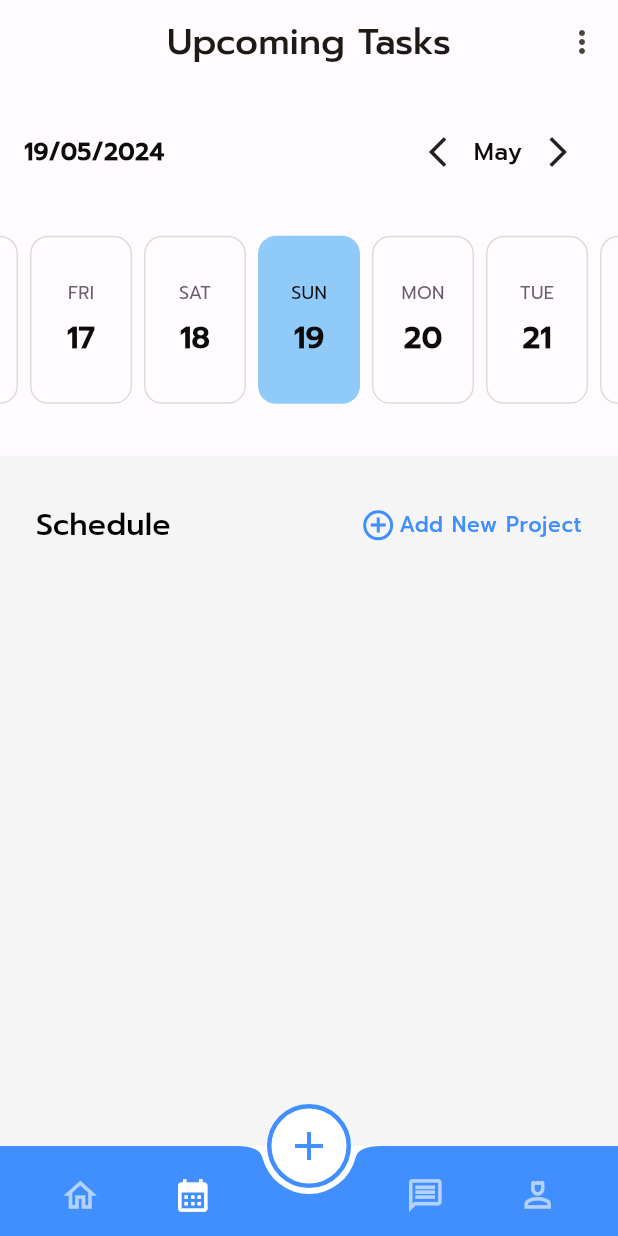
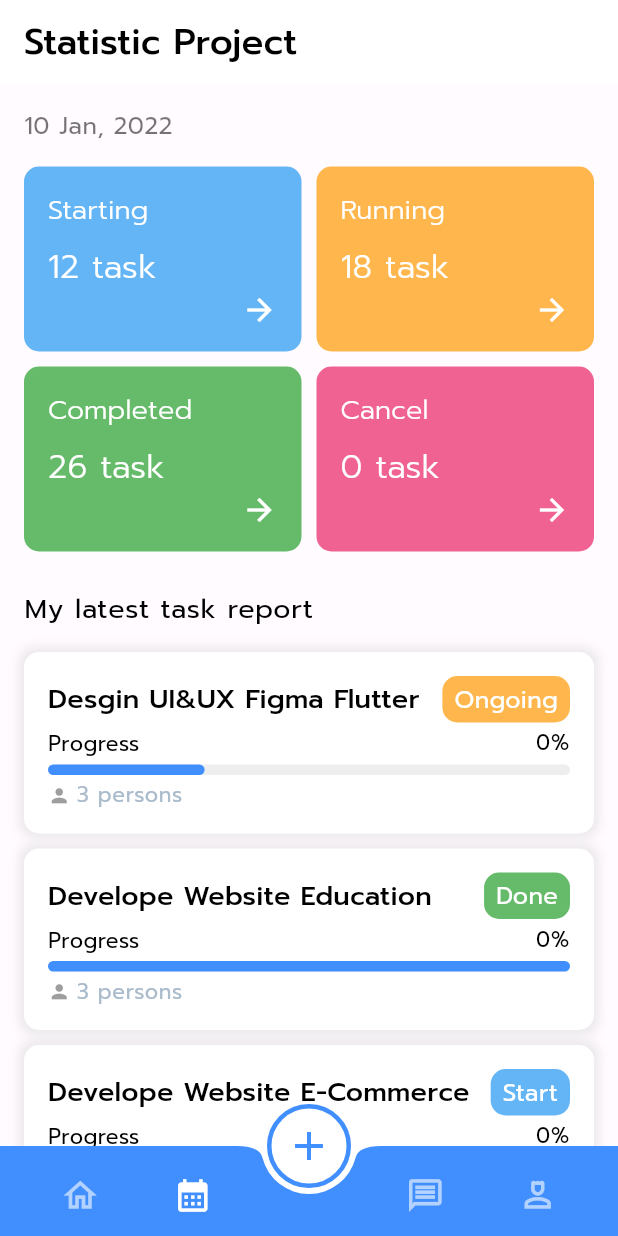
Before and after one commit to phamnhantucode/task_management, a Flutter app: the ScaffoldWithNav screen opened by its route, item 2 of the bottom bar chosen, on a phone screen of 412 x 824 dp. Run offline on Flutter 3.47's test engine with Material 3 defaults, Android fonts, the phone set to English and light mode, and no system bars; drawn by our look-alikes of badges, easy_date_timeline; our stand-ins replace another_flushbar, bloc, cached_network_image, calendar_date_picker2, carousel_slider, cloud_firestore and 22 more; missing offline and left inert: avatar_stack, flutter_firebase_chat_core, json_path, mobile_scanner, omni_datetime_picker, qr_scanner_overlay and 1 more; accounts and stored records are empty; generated files the repository leaves out were written again; network calls fail.

Commit message:
desgin ui statistic_project_screen

```diff
--- a/lib/screens/bottom_navigation/scaffold_with_nav_screen.dart
+++ b/lib/screens/bottom_navigation/scaffold_with_nav_screen.dart
@@ -10,8 +10,10 @@ import 'package:room_master_app/screens/home_screen/home_screen.dart';
 import 'package:room_master_app/screens/new_project/new_project_screen.dart';
 import 'package:room_master_app/screens/profile/profile_other_user/profile_other_user_page.dart';
 import 'package:room_master_app/screens/profile/profile_screen.dart';
+import 'package:room_master_app/screens/statistic/statistic_screen.dart';
 import 'package:room_master_app/screens/upcoming_task/upcoming_task_screen.dart';
 
+import '../statistic/statistic_project_screen.dart';
 import 'bloc/bottom_nav_cubit.dart';
 import 'nav_bar.dart';
 
@@ -26,7 +28,7 @@ class ScaffoldWithNav extends StatelessWidget {
       body: BlocBuilder<BottomNavCubit, NavFunction>(
         builder: (context, state) => switch (state) {
           NavFunction.home => const HomeScreen(),
-          NavFunction.calendar => const UpcomingTaskScreen(),
+          NavFunction.calendar =>  StatisticProject(),
           NavFunction.chat => const RoomsScreen(),
           NavFunction.profile => const ProfileScreen(),
         },
--- /dev/null
+++ b/lib/screens/component/task_info_card.dart
@@ -0,0 +1,37 @@
+import 'package:flutter/material.dart';
+import 'package:room_master_app/common/extensions/context.dart';
+class TaskCardInfo extends StatelessWidget {
+  final String title;
+  final int count;
+  final Color color;
+   const TaskCardInfo({super.key, required this.title, required this.count, required this.color});
+
+  @override
+  Widget build(BuildContext context) {
+    return Container(
+      decoration: BoxDecoration(
+        color: color,
+        borderRadius: BorderRadius.circular(10),
+      ),
+      padding: const EdgeInsets.all(16),
+      child: Column(
+        crossAxisAlignment: CrossAxisAlignment.start,
+        children: [
+          Text(
+            '$title',
+            style: context.textTheme.titleSmall?.copyWith(fontWeight: FontWeight.w300 ,color: context.appColors.textWhite),
+          ),
+          const Spacer(),
+          Text(
+            '$count task',
+            style: context.textTheme.titleMedium?.copyWith(fontWeight: FontWeight.w300,color: context.appColors.textWhite),
+          ),
+          const Align(
+            alignment: Alignment.bottomRight,
+            child: Icon(Icons.arrow_forward, color: Colors.white),
+          ),
+        ],
+      ),
+    );
+  }
+}
--- /dev/null
+++ b/lib/screens/component/task_least.dart
@@ -0,0 +1,91 @@
+import 'package:flutter/material.dart';
+import 'package:path/path.dart';
+import 'package:room_master_app/common/extensions/context.dart';
+import 'package:room_master_app/l10n/l10n.dart';
+
+class TaskLeast extends StatelessWidget {
+  final String title;
+  final String status;
+  final double value;
+  final Color colorStatus;
+   TaskLeast({super.key, required this.title, required this.status, required this.value, required this.colorStatus});
+
+  @override
+  Widget build(BuildContext context) {
+    return Padding(
+      padding: const EdgeInsets.only(bottom: 10),
+      child: Container(
+        decoration: BoxDecoration(
+          color: context.appColors.textWhite,
+          borderRadius: BorderRadius.circular(10),
+          boxShadow: [
+            BoxShadow(
+              color: Colors.grey.withOpacity(0.2),
+              spreadRadius: 3,
+              blurRadius: 5,
+            ),
+          ],
+        ),
+        padding: EdgeInsets.all(16),
+        child: Column(
+          crossAxisAlignment: CrossAxisAlignment.start,
+          children: [
+            Row(
+              children: [
+                Text(title, style: context.textTheme.titleSmall),
+                const Spacer(),
+                Container(
+                  padding: const EdgeInsets.symmetric(horizontal: 8, vertical: 4),
+                  decoration: BoxDecoration(
+                    color: colorStatus,
+                    borderRadius: BorderRadius.circular(10),
+                  ),
+                  child: Text(
+                    status,
+                    style: context.textTheme.bodyMedium?.copyWith(color:context.appColors.textWhite),
+                  ),
+                ),
+              ],
+            ),
+
+            const SizedBox(height: 4),
+            Row(
+              children: [
+                Text(
+                  context.l10n.progress,
+                  style: const TextStyle(
+                   fontSize: 14
+                  ),
+                ),
+                Expanded(
+                    child: Text("0%",
+                      textAlign: TextAlign.end,
+                      style: context.textTheme.bodySmall,
+                    )
+              )
+              ],
+            ),
+            const SizedBox(height: 4),
+            LinearProgressIndicator(
+              value:value,
+              minHeight: 7,
+              backgroundColor:
+              Colors.grey.shade200,
+              borderRadius:
+              BorderRadius.circular(5),
+            ),
+            const SizedBox(height: 2),
+            const SizedBox(height: 2),
+             Row(
+              children: [
+                Icon(Icons.person, size: 15, color: Colors.grey),
+                SizedBox(width: 4),
+                Text('3 persons', style: context.textTheme.bodySmall?.copyWith(color: context.appColors.textGray)),
+              ],
+            ),
+          ],
+        ),
+      ),
+    );
+  }
+}
--- /dev/null
+++ b/lib/screens/statistic/statistic_project_screen.dart
@@ -0,0 +1,70 @@
+import 'package:flutter/material.dart';
+import 'package:room_master_app/common/extensions/context.dart';
+import 'package:room_master_app/screens/component/task_info_card.dart';
+
+import '../component/task_least.dart';
+
+
+class StatisticProject extends StatefulWidget {
+   StatisticProject({super.key});
+
+  @override
+  State<StatisticProject> createState() => _StatisticProjectState();
+
+}
+
+class _StatisticProjectState extends State<StatisticProject> {
+  @override
+  Widget build(BuildContext context) {
+    return Scaffold(
+        appBar: AppBar(
+          title: Text('Statistic Project'),
+          backgroundColor: context.appColors.textWhite,
+          foregroundColor: context.appColors.textBlack,
+          elevation: 0,
+        ),
+        body: SingleChildScrollView(
+          child: Padding(
+            padding: const EdgeInsets.all(16.0),
+            child: Column(
+              crossAxisAlignment: CrossAxisAlignment.start,
+              children: [
+                Text(
+                  '10 Jan, 2022',
+                  style: context.textTheme.bodyMedium?.copyWith(color: context.appColors.bgGray),
+                ),
+                const SizedBox(height: 16),
+                GridView.count(
+                  shrinkWrap: true,
+                  crossAxisCount: 2,
+                  childAspectRatio: 3 / 2,
+                  mainAxisSpacing: 10,
+                  crossAxisSpacing: 10,
+                  children: [
+                    TaskCardInfo(title: 'Starting', count: 12, color:Colors.blue.shade300),
+                    TaskCardInfo(title: 'Running', count:18, color:Colors.orange.shade300),
+                    TaskCardInfo(title: 'Completed', count:26, color:Colors.green.shade400),
+                    TaskCardInfo(title: 'Cancel',count: 0, color:Colors.pink.shade300),
+                  ],
+                ),
+                SizedBox(height: 24),
+                Text(
+                  'My latest task report',
+                  style:  context.textTheme.bodyLarge,
+                ),
+                SizedBox(height: 16),
+                Column(
+                  children: [
+                    TaskLeast(title: 'Desgin UI&UX Figma Flutter', status: 'Ongoing',value: 0.3, colorStatus:Colors.orange.shade300,),
+                    TaskLeast(title: 'Develope Website Education', status: 'Done',value: 1.0,colorStatus:Colors.green.shade400,),
+                    TaskLeast(title: 'Develope Website E-Commerce', status: 'Start',value: 0.1,colorStatus:Colors.blue.shade300,),
+                  ],
+                ),
+
+              ],
+            ),
+          ),
+        ),
+    );
+  }
+}
--- a/lib/screens/statistic/statistic_screen.dart
+++ b/lib/screens/statistic/statistic_screen.dart
@@ -1,3 +1,4 @@
+import 'package:flutter/cupertino.dart';
 import 'package:flutter/material.dart';
 import 'package:go_router/go_router.dart';
 import 'package:room_master_app/common/constant.dart';
@@ -97,7 +98,19 @@ class TaskDetailScreenState extends State<StatisticScreen> {
                                       style: context.textTheme.titleMedium,
                                     ),
                                   ),
-                                  DropdownButton<String>(
+                                  Container(
+                                    height: 40,
+                                    decoration: BoxDecoration(
+                                      color: Colors.grey[100],
+                                      borderRadius: BorderRadius.circular(30),
+                                    ),
+                                    child: Padding(
+                                      padding: const EdgeInsets.only(
+                                          left: 15,
+                                          right: 15,
+                                          top: 5,
+                                          bottom: 5),
+                                      child: DropdownButton<String>(
                                           value: 'Week',
                                           onChanged: (newValue) {
                                             print(newValue);
@@ -110,11 +123,17 @@ class TaskDetailScreenState extends State<StatisticScreen> {
                                             return DropdownMenuItem<String>(
                                               value: value,
                                               child: Text(value,
-                                            style:
-                                                context.textTheme.bodyMedium),
+                                                  style: context
+                                                      .textTheme.bodyMedium),
                                             );
                                           }).toList(),
                                           alignment: Alignment.centerLeft,
+                                          borderRadius:
+                                              BorderRadius.circular(15),
+                                          underline: Container(),
+                                          icon:
+                                              Icon(Icons.keyboard_arrow_down)),
+                                    ),
                                   ),
                                 ],
                               ),
@@ -140,7 +159,7 @@ class TaskDetailScreenState extends State<StatisticScreen> {
                                           width: 180,
                                           child: LinearProgressIndicator(
                                             value: amountTask / maxNumber,
-                                            minHeight: 12,
+                                            minHeight: 20,
                                             color: context.appColors.primary,
                                             backgroundColor:
                                                 context.appColors.bgGrayLight,
@@ -158,12 +177,14 @@ class TaskDetailScreenState extends State<StatisticScreen> {
                             ],
                           ),
                         ),
+                        Container(),
                         SpacerComponent.m(),
                         Text(
                           context.l10n.latest_activities,
                           style: context.textTheme.titleMedium,
                         ),
                         ListView.builder(
+                          shrinkWrap: true,
                           itemBuilder: (context, index) => TaskContainer(
                             context: context,
                             isShadowContainer: false,
@@ -183,3 +204,20 @@ class TaskDetailScreenState extends State<StatisticScreen> {
     );
   }
 }
+
+class ChartColumnData {
+  ChartColumnData(this.x, this.y, this.y1);
+  final String x;
+  final double? y;
+  final double? y1;
+}
+
+final List<ChartColumnData> chartData = <ChartColumnData>[
+  ChartColumnData("Mo", 2, 1),
+  ChartColumnData("Tu", 2, 0.5),
+  ChartColumnData("We", 2, 1.5),
+  ChartColumnData("Th", 2, 0.8),
+  ChartColumnData("Fr", 2, 1.3),
+  ChartColumnData("Sa", 2, 1.8),
+  ChartColumnData("Su", 2, 0.9)
+];
```
Lines whose indentation alone changed are shown as unchanged.
